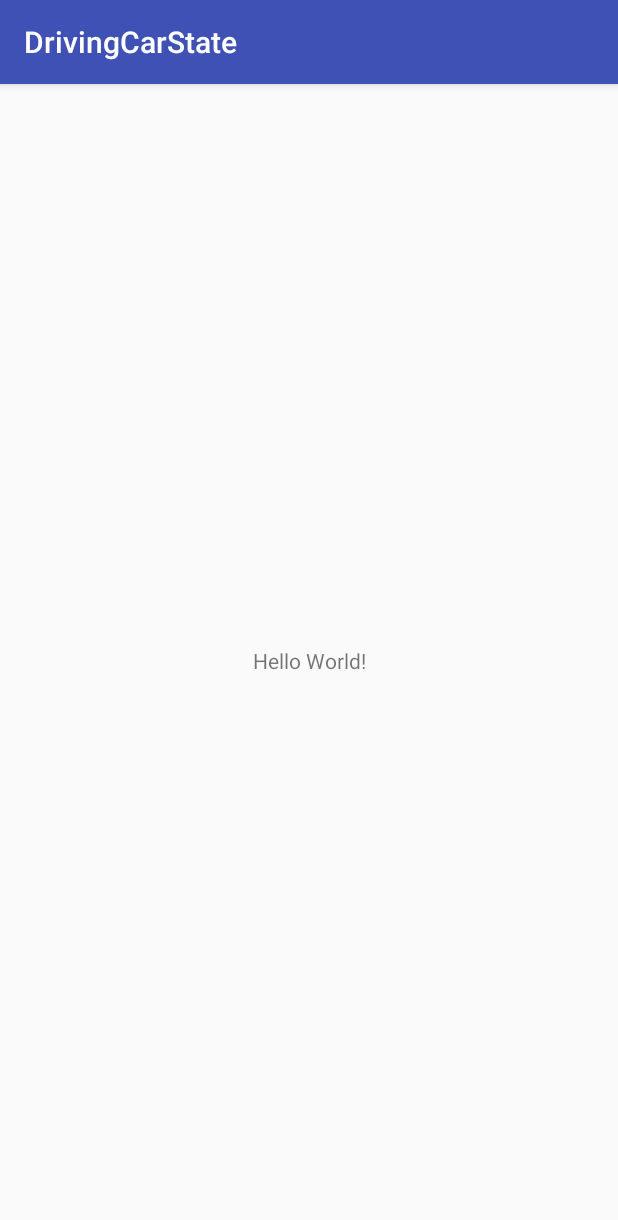
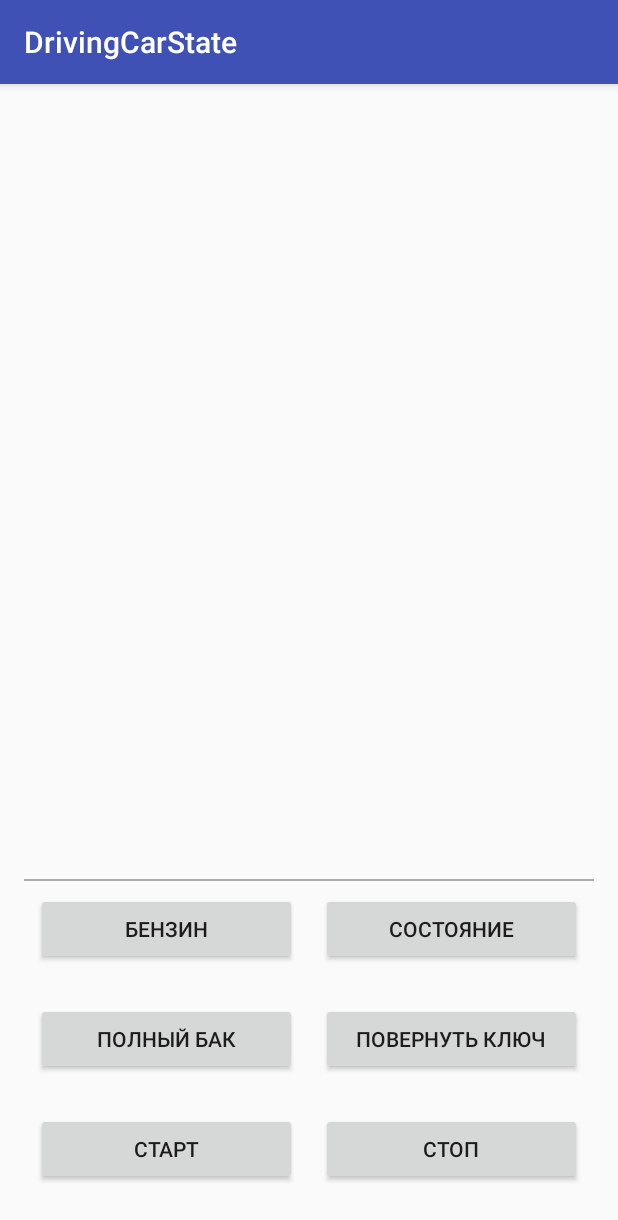
Before and after one commit to ivshebanov/Android, an Android app: the screen it shows after launch (MainActivity), on a phone screen of 412 x 824 dp. Shown: the top 1220 px of the screen. Run offline under Robolectric (Android 15) with nearby library versions, the phone set to English and light mode, and no system bars.

Commit message:
DrivingCarSrate-2

```diff
--- a/CourtCounter/app/src/main/res/layout/activity_main.xml
+++ b/CourtCounter/app/src/main/res/layout/activity_main.xml
@@ -135,9 +135,7 @@
                 android:layout_gravity="center"
                 android:layout_marginLeft="24dp"
                 android:layout_marginRight="24dp"
-                android:layout_mar
-                э
-                ginTop="24dp"
+                android:layout_marginTop="24dp"
                 android:layout_weight="1"
                 android:onClick="addThreeTeamB"
                 android:text="+3"
--- /dev/null
+++ b/DrivingСarState/app/src/main/java/com/example/android/drivingarstate/Car.java
@@ -0,0 +1,46 @@
+package com.example.android.drivingarstate;
+
+import com.example.android.drivingarstate.state.EmptyIStateTank;
+import com.example.android.drivingarstate.state.IStateCar;
+
+public class Car {
+    private int gasoline;
+    private IStateCar IStateCar;
+
+    public Car() {
+        setGasoline(0);
+        setIStateCar(new EmptyIStateTank(this));
+    }
+
+    public String fullTank() {
+        return IStateCar.fullTank();
+    }
+
+    public String turnKey() {
+        return IStateCar.turnKey();
+    }
+
+    public String driver() {
+        return IStateCar.driver();
+    }
+
+    public String stop() {
+        return IStateCar.stop();
+    }
+
+    public int getGasoline() {
+        return gasoline;
+    }
+
+    public void setGasoline(int gasoline) {
+        this.gasoline = gasoline;
+    }
+
+    public IStateCar getIStateCar() {
+        return IStateCar;
+    }
+
+    public void setIStateCar(IStateCar IStateCar) {
+        this.IStateCar = IStateCar;
+    }
+}
--- a/DrivingСarState/app/src/main/java/com/example/android/drivingarstate/MainActivity.java
+++ b/DrivingСarState/app/src/main/java/com/example/android/drivingarstate/MainActivity.java
@@ -1,13 +1,71 @@
 package com.example.android.drivingarstate;
 
+import android.os.Parcelable;
 import android.support.v7.app.AppCompatActivity;
 import android.os.Bundle;
+import android.view.View;
+import android.widget.ArrayAdapter;
+import android.widget.ListView;
+
+import java.util.ArrayList;
+import java.util.List;
 
 public class MainActivity extends AppCompatActivity {
+
+    private Car car;
+    private ListView listView;
+    private ArrayAdapter<String> adapter;
+    private List<String> list = new ArrayList<String>();
 
     @Override
     protected void onCreate(Bundle savedInstanceState) {
         super.onCreate(savedInstanceState);
         setContentView(R.layout.activity_main);
+        this.car = new Car();
+        init();
+    }
+
+    public void getGasoline(View view) {
+        list.add(String.valueOf(this.car.getGasoline()));
+        setAdapt();
+    }
+
+    public void getIStateCar(View view) {
+        String str = this.car.getIStateCar().getClass().getName();
+        list.add(str.substring(str.lastIndexOf(".") + 1, str.length()));
+        setAdapt();
+    }
+
+    public void fullTank(View view) {
+        list.add(this.car.fullTank());
+        setAdapt();
+    }
+
+    public void turnKey(View view) {
+        list.add(this.car.turnKey());
+        setAdapt();
+    }
+
+    public void driver(View view) {
+        list.add(this.car.driver());
+        setAdapt();
+    }
+
+    public void stop(View view) {
+        list.add(this.car.stop());
+        setAdapt();
+    }
+
+    private void init() {
+        this.listView = (ListView) findViewById(R.id.itog_text_view);
+        listView.smoothScrollToPosition(list.size());
+        this.adapter = new ArrayAdapter<String>(this, android.R.layout.simple_list_item_1, list);
+    }
+
+    private void setAdapt() {
+        Parcelable state = listView.onSaveInstanceState();
+        listView.setAdapter(adapter);
+        listView.onRestoreInstanceState(state);
+        listView.smoothScrollToPosition(list.size());
     }
 }
--- /dev/null
+++ b/DrivingСarState/app/src/main/java/com/example/android/drivingarstate/state/EmptyIStateTank.java
@@ -0,0 +1,34 @@
+package com.example.android.drivingarstate.state;
+
+import com.example.android.drivingarstate.Car;
+
+public class EmptyIStateTank implements IStateCar {
+
+    private Car car;
+
+    public EmptyIStateTank(Car car) {
+        this.car = car;
+    }
+
+    @Override
+    public String fullTank() {
+        car.setGasoline(50);
+        car.setIStateCar(new FullTankIState(car));
+        return "Бак заполнен";
+    }
+
+    @Override
+    public String turnKey() {
+        return "Не могу завестись без бензина";
+    }
+
+    @Override
+    public String driver() {
+        return "Я не езжу без бензина";
+    }
+
+    @Override
+    public String stop() {
+        return "Я и так стою, нет бензина!";
+    }
+}
--- /dev/null
+++ b/DrivingСarState/app/src/main/java/com/example/android/drivingarstate/state/IStateCar.java
@@ -0,0 +1,12 @@
+package com.example.android.drivingarstate.state;
+
+public interface IStateCar {
+
+    String fullTank();
+
+    String turnKey();
+
+    String driver();
+
+    String stop();
+}
--- a/DrivingСarState/app/src/main/res/layout/activity_main.xml
+++ b/DrivingСarState/app/src/main/res/layout/activity_main.xml
@@ -1,18 +1,91 @@
 <?xml version="1.0" encoding="utf-8"?>
-<android.support.constraint.ConstraintLayout xmlns:android="http://schemas.android.com/apk/res/android"
+<LinearLayout xmlns:android="http://schemas.android.com/apk/res/android"
     xmlns:app="http://schemas.android.com/apk/res-auto"
     xmlns:tools="http://schemas.android.com/tools"
     android:layout_width="match_parent"
     android:layout_height="match_parent"
+    android:orientation="vertical"
+    android:padding="16dp"
     tools:context="com.example.android.drivingarstate.MainActivity">
 
-    <TextView
-        android:layout_width="wrap_content"
-        android:layout_height="wrap_content"
-        android:text="Hello World!"
-        app:layout_constraintBottom_toBottomOf="parent"
-        app:layout_constraintLeft_toLeftOf="parent"
-        app:layout_constraintRight_toRightOf="parent"
-        app:layout_constraintTop_toTopOf="parent" />
+    <ListView
+        android:id="@+id/itog_text_view"
+        android:layout_width="match_parent"
+        android:layout_height="0dp"
+        android:layout_weight="7"/>
 
-</android.support.constraint.ConstraintLayout>
+    <View
+        android:layout_width="match_parent"
+        android:layout_height="1dp"
+        android:background="@android:color/darker_gray" />
+
+    <LinearLayout
+        android:layout_width="match_parent"
+        android:layout_height="0dp"
+        android:layout_weight="1"
+        android:orientation="horizontal">
+
+        <Button
+            android:layout_width="0dp"
+            android:layout_height="wrap_content"
+            android:layout_margin="8dp"
+            android:layout_weight="1"
+            android:onClick="getGasoline"
+            android:text="@string/get_gasoline" />
+
+        <Button
+            android:layout_width="0dp"
+            android:layout_height="wrap_content"
+            android:layout_margin="8dp"
+            android:layout_weight="1"
+            android:onClick="getIStateCar"
+            android:text="@string/get_state" />
+    </LinearLayout>
+
+    <LinearLayout
+        android:layout_width="match_parent"
+        android:layout_height="0dp"
+        android:layout_weight="1"
+        android:orientation="horizontal">
+
+        <Button
+            android:layout_width="0dp"
+            android:layout_height="wrap_content"
+            android:layout_margin="8dp"
+            android:layout_weight="1"
+            android:onClick="fullTank"
+            android:text="@string/full_tank" />
+
+        <Button
+            android:layout_width="0dp"
+            android:layout_height="wrap_content"
+            android:layout_margin="8dp"
+            android:layout_weight="1"
+            android:onClick="turnKey"
+            android:text="@string/turn_key" />
+    </LinearLayout>
+
+    <LinearLayout
+        android:layout_width="match_parent"
+        android:layout_height="0dp"
+        android:layout_weight="1"
+        android:orientation="horizontal">
+
+        <Button
+            android:layout_width="0dp"
+            android:layout_height="wrap_content"
+            android:layout_margin="8dp"
+            android:layout_weight="1"
+            android:onClick="driver"
+            android:text="@string/start" />
+
+        <Button
+            android:layout_width="0dp"
+            android:layout_height="wrap_content"
+            android:layout_margin="8dp"
+            android:layout_weight="1"
+            android:onClick="stop"
+            android:text="@string/stop" />
+    </LinearLayout>
+
+</LinearLayout>
--- a/DrivingСarState/app/src/main/res/values/strings.xml
+++ b/DrivingСarState/app/src/main/res/values/strings.xml
@@ -1,3 +1,9 @@
 <resources>
     <string name="app_name">DrivingСarState</string>
+    <string name="turn_key">Повернуть ключ</string>
+    <string name="full_tank">Полный бак</string>
+    <string name="start">Старт</string>
+    <string name="stop">Стоп</string>
+    <string name="get_state">Состояние</string>
+    <string name="get_gasoline">Бензин</string>
 </resources>
--- a/DrivingСarState/app/src/main/res/values/styles.xml
+++ b/DrivingСarState/app/src/main/res/values/styles.xml
@@ -8,4 +8,5 @@
         <item name="colorAccent">@color/colorAccent</item>
     </style>
 
+
 </resources>
```
Also changed, not shown: DrivingСarState/app/src/main/java/com/example/android/drivingarstate/state/DrivingIState.java (added, +43 -0 lines), DrivingСarState/app/src/main/java/com/example/android/drivingarstate/state/EngineStartedIState.java (added, +44 -0 lines), DrivingСarState/app/src/main/java/com/example/android/drivingarstate/state/FullTankIState.java (added, +34 -0 lines).
